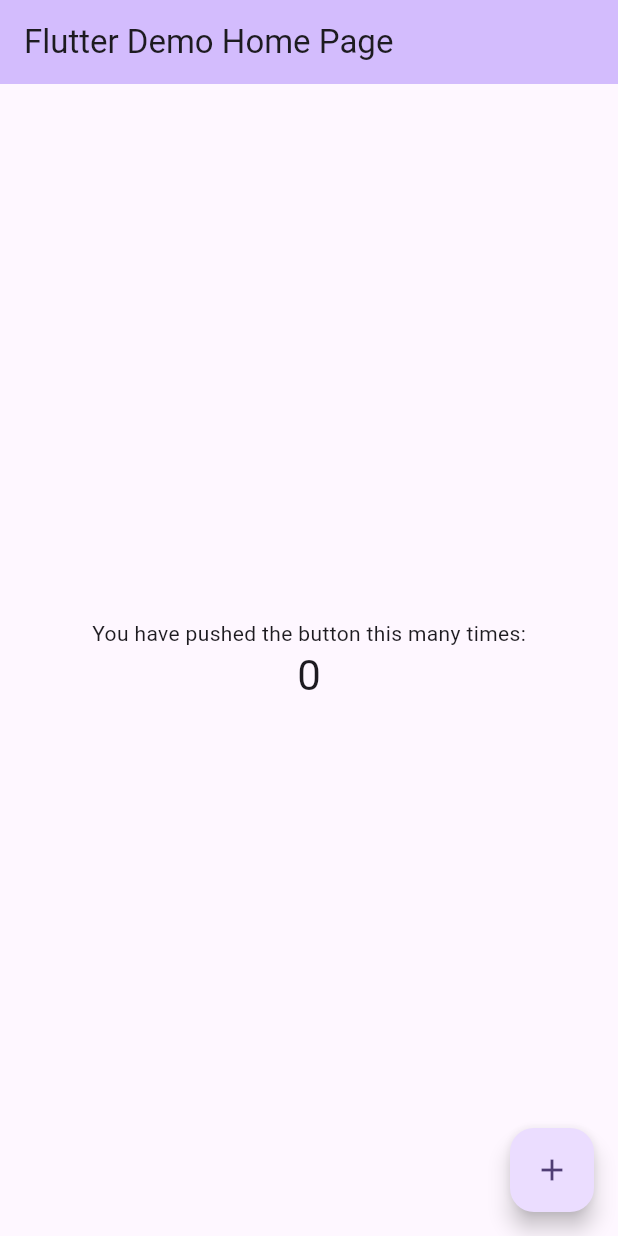
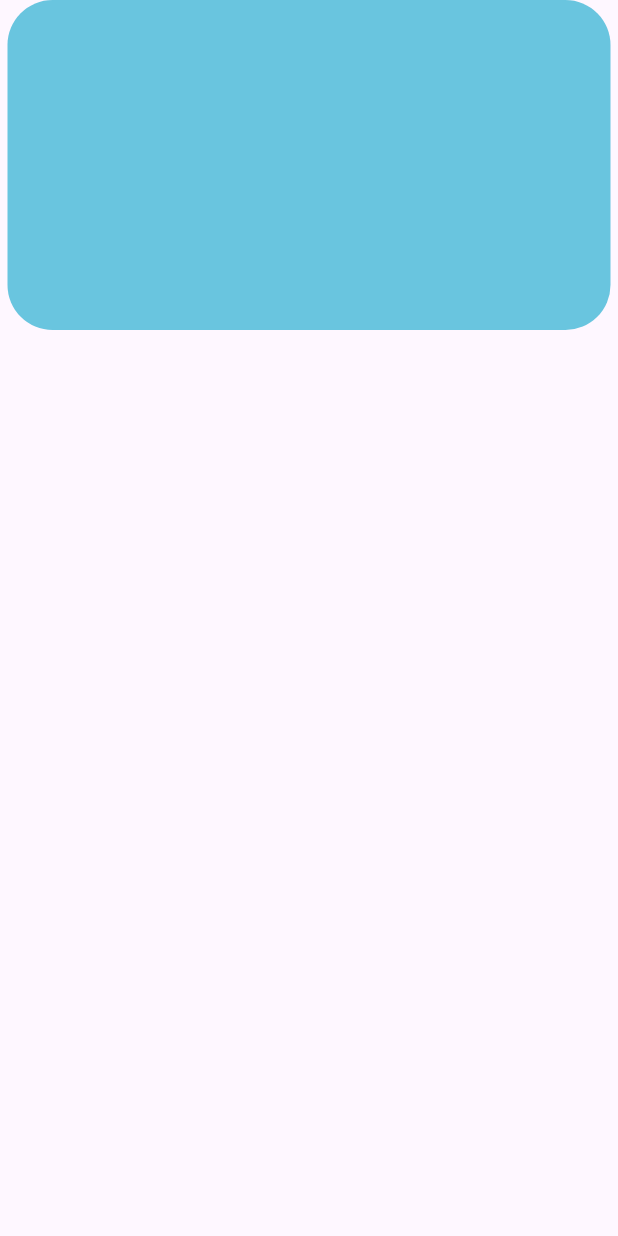
Before and after one commit to JiyaElsa02/Organic_ecommerceApp, a Flutter app: the screen it shows after launch, on a phone screen of 412 x 824 dp. Run offline on Flutter 3.47's test engine with Material 2 defaults, Android fonts, the light colour scheme and no system bars.

Commit message:
horizontal_scroll_updated

```diff
--- /dev/null
+++ b/lib/home/food_page_body.dart
@@ -0,0 +1,31 @@
+import 'package:flutter/cupertino.dart';
+
+class FoodPageBody extends StatefulWidget {
+  const FoodPageBody({super.key});
+
+  @override
+  State<FoodPageBody> createState() => _FoodPageBodyState();
+}
+
+class _FoodPageBodyState extends State<FoodPageBody> {
+  @override
+  Widget build(BuildContext context) {
+    return Container(
+      height: 220,
+      child: PageView.builder(
+          itemCount: 6,
+          itemBuilder: (context, position) {
+            return _buildPageItem(position);
+          }),
+    );
+  }
+
+  Widget _buildPageItem(int index) {
+    return Container(
+      height: 220,
+      margin: EdgeInsets.only(left: 5, right: 5),
+      decoration: BoxDecoration(
+          borderRadius: BorderRadius.circular(30), color: Color(0xFF69c5df)),
+    );
+  }
+}
--- /dev/null
+++ b/lib/home/main_food_page.dart
@@ -0,0 +1,18 @@
+import 'package:flutter/material.dart';
+import 'package:organic_ecommerce_app/home/food_page_body.dart';
+
+class FoodPage extends StatefulWidget {
+  const FoodPage({super.key});
+
+  @override
+  State<FoodPage> createState() => _FoodPageState();
+}
+
+class _FoodPageState extends State<FoodPage> {
+  @override
+  Widget build(BuildContext context) {
+    return Scaffold(
+      body: FoodPageBody(),
+    );
+  }
+}
--- a/lib/main.dart
+++ b/lib/main.dart
@@ -1,4 +1,5 @@
 import 'package:flutter/material.dart';
+import 'package:organic_ecommerce_app/home/main_food_page.dart';
 
 void main() {
   runApp(const MyApp());
@@ -13,113 +14,10 @@ class MyApp extends StatelessWidget {
     return MaterialApp(
       title: 'Flutter Demo',
       theme: ThemeData(
-        // This is the theme of your application.
-        //
-        // TRY THIS: Try running your application with "flutter run". You'll see
-        // the application has a blue toolbar. Then, without quitting the app,
-        // try changing the seedColor in the colorScheme below to Colors.green
-        // and then invoke "hot reload" (save your changes or press the "hot
-        // reload" button in a Flutter-supported IDE, or press "r" if you used
-        // the command line to start the app).
-        //
-        // Notice that the counter didn't reset back to zero; the application
-        // state is not lost during the reload. To reset the state, use hot
-        // restart instead.
-        //
-        // This works for code too, not just values: Most code changes can be
-        // tested with just a hot reload.
         colorScheme: ColorScheme.fromSeed(seedColor: Colors.deepPurple),
         useMaterial3: true,
       ),
-      home: const MyHomePage(title: 'Flutter Demo Home Page'),
+      home: FoodPage(),
     );
   }
 }
-
-class MyHomePage extends StatefulWidget {
-  const MyHomePage({super.key, required this.title});
-
-  // This widget is the home page of your application. It is stateful, meaning
-  // that it has a State object (defined below) that contains fields that affect
-  // how it looks.
-
-  // This class is the configuration for the state. It holds the values (in this
-  // case the title) provided by the parent (in this case the App widget) and
-  // used by the build method of the State. Fields in a Widget subclass are
-  // always marked "final".
-
-  final String title;
-
-  @override
-  State<MyHomePage> createState() => _MyHomePageState();
-}
-
-class _MyHomePageState extends State<MyHomePage> {
-  int _counter = 0;
-
-  void _incrementCounter() {
-    setState(() {
-      // This call to setState tells the Flutter framework that something has
-      // changed in this State, which causes it to rerun the build method below
-      // so that the display can reflect the updated values. If we changed
-      // _counter without calling setState(), then the build method would not be
-      // called again, and so nothing would appear to happen.
-      _counter++;
-    });
-  }
-
-  @override
-  Widget build(BuildContext context) {
-    // This method is rerun every time setState is called, for instance as done
-    // by the _incrementCounter method above.
-    //
-    // The Flutter framework has been optimized to make rerunning build methods
-    // fast, so that you can just rebuild anything that needs updating rather
-    // than having to individually change instances of widgets.
-    return Scaffold(
-      appBar: AppBar(
-        // TRY THIS: Try changing the color here to a specific color (to
-        // Colors.amber, perhaps?) and trigger a hot reload to see the AppBar
-        // change color while the other colors stay the same.
-        backgroundColor: Theme.of(context).colorScheme.inversePrimary,
-        // Here we take the value from the MyHomePage object that was created by
-        // the App.build method, and use it to set our appbar title.
-        title: Text(widget.title),
-      ),
-      body: Center(
-        // Center is a layout widget. It takes a single child and positions it
-        // in the middle of the parent.
-        child: Column(
-          // Column is also a layout widget. It takes a list of children and
-          // arranges them vertically. By default, it sizes itself to fit its
-          // children horizontally, and tries to be as tall as its parent.
-          //
-          // Column has various properties to control how it sizes itself and
-          // how it positions its children. Here we use mainAxisAlignment to
-          // center the children vertically; the main axis here is the vertical
-          // axis because Columns are vertical (the cross axis would be
-          // horizontal).
-          //
-          // TRY THIS: Invoke "debug painting" (choose the "Toggle Debug Paint"
-          // action in the IDE, or press "p" in the console), to see the
-          // wireframe for each widget.
-          mainAxisAlignment: MainAxisAlignment.center,
-          children: <Widget>[
-            const Text(
-              'You have pushed the button this many times:',
-            ),
-            Text(
-              '$_counter',
-              style: Theme.of(context).textTheme.headlineMedium,
-            ),
-          ],
-        ),
-      ),
-      floatingActionButton: FloatingActionButton(
-        onPressed: _incrementCounter,
-        tooltip: 'Increment',
-        child: const Icon(Icons.add),
-      ), // This trailing comma makes auto-formatting nicer for build methods.
-    );
-  }
-}
```
